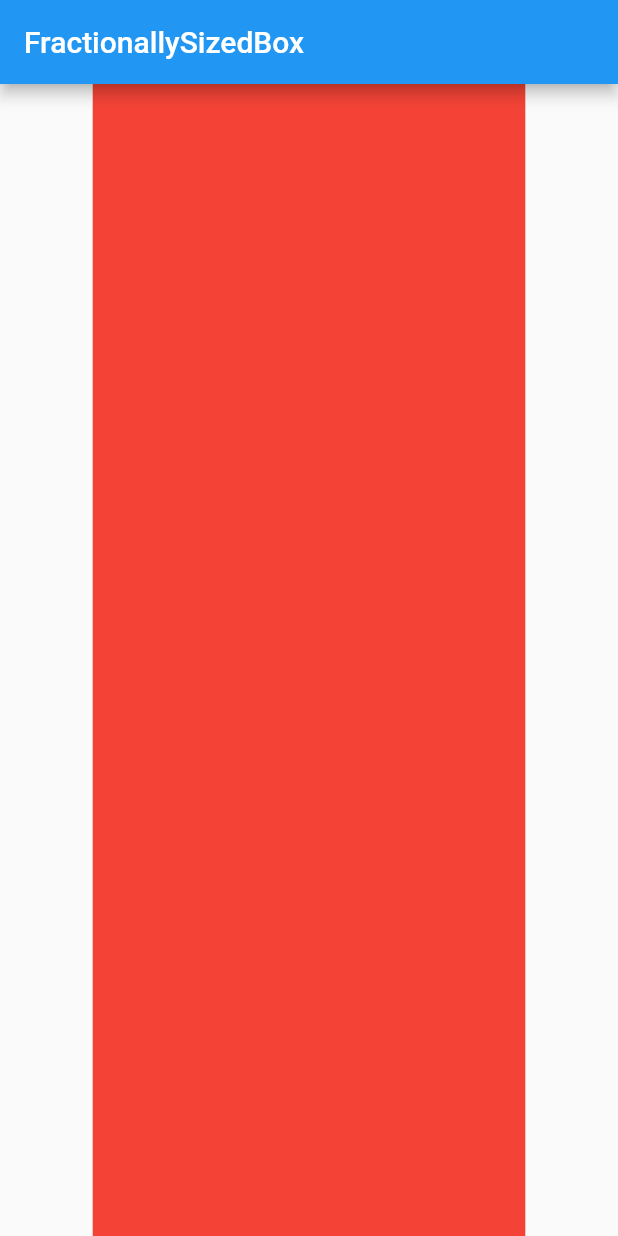
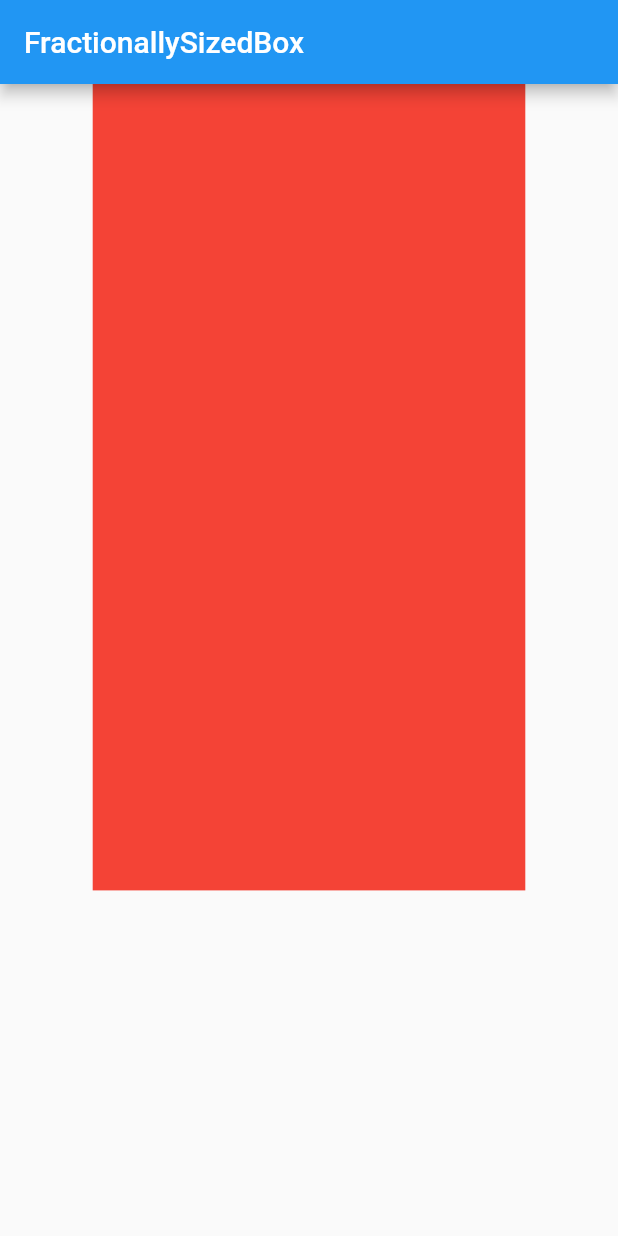
Before and after one commit to Luecy1/flutter_layout_study, a Flutter app: the FractionallySizedBoxPage screen opened directly, on a phone screen of 412 x 824 dp. Run offline on Flutter 3.47's test engine with Material 2 defaults, Android fonts, the phone set to English and light mode, and no system bars; our stand-ins replace audio_service, audioplayers, just_audio, rxdart; missing offline and left inert: audio_session, time_machine, timetable.

Commit message:
FractionallySizedBox

```diff
--- a/lib/week/fractionally_sized_box.dart
+++ b/lib/week/fractionally_sized_box.dart
@@ -13,8 +13,10 @@ class FractionallySizedBoxPage extends StatelessWidget {
       appBar: AppBar(
         title: Text('FractionallySizedBox'),
       ),
-      body: Center(
+      body: Align(
+        alignment: Alignment.topCenter,
         child: FractionallySizedBox(
+          heightFactor: 0.7,
           widthFactor: 0.7,
           child: Container(
             color: Colors.red,
```
